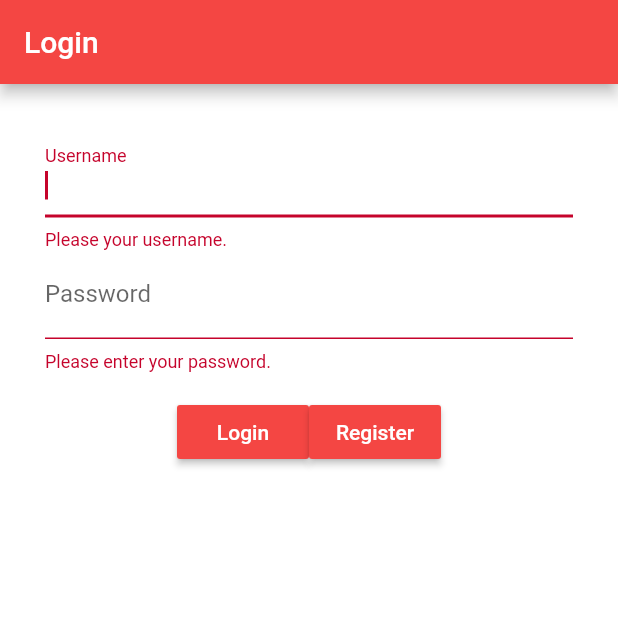
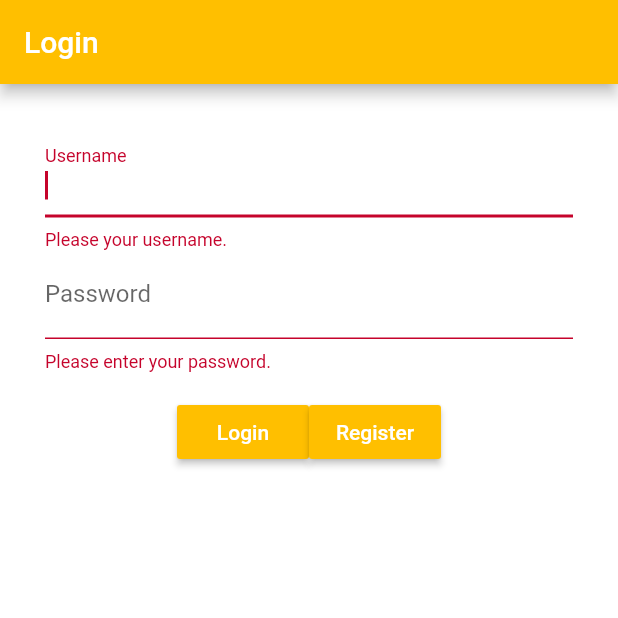
Before and after one commit to partnercloudsupport/ticket-to-ride, a Flutter app: the screen it shows after launch, after a tap on "Login", on a phone screen of 412 x 824 dp, the top half of it. Run offline on Flutter 3.47's test engine with Material 2 defaults, Android fonts, the phone set to English and light mode, and no system bars.

Commit message:
Updated colors

```diff
--- a/lib/theme/colors.dart
+++ b/lib/theme/colors.dart
@@ -3,7 +3,8 @@ import 'package:flutter/material.dart';
 // const kShrinePink50 = const Color(0xFFFEEAE6);
 // const kShrinePink100 = const Color(0xFFFEDBD0);
 // const kShrinePink300 = const Color(0xFFFBB8AC);
-const playbackOrange400 = const Color(0xFFF44643);
+const ttrBlack400 = const Color(0xFF000000);
+const ttrGold = const Color(0xFFffbf00);
 
 const playbackTurquoise400 = const Color(0xFF1AA6B7);
 
--- a/lib/theme/theme.dart
+++ b/lib/theme/theme.dart
@@ -6,12 +6,12 @@ final ThemeData ticketToRideTheme = _buildTicketToRideTheme();
 ThemeData _buildTicketToRideTheme() {
   final ThemeData base = ThemeData.light();
   return base.copyWith(
-    accentColor: playbackOrange400,
-    primaryColor: playbackOrange400,
-    buttonColor: playbackOrange400,
+    accentColor: ttrGold,
+    primaryColor: ttrGold,
+    buttonColor: ttrGold,
     scaffoldBackgroundColor: playbackBackgroundWhite,
     cardColor: playbackBackgroundWhite,
-    textSelectionColor: playbackOrange400,
+    textSelectionColor: ttrGold,
     errorColor: playbackErrorRed,
     //TODO: Add the text themes (103)
     //TODO: Add the icon themes (103)
```
